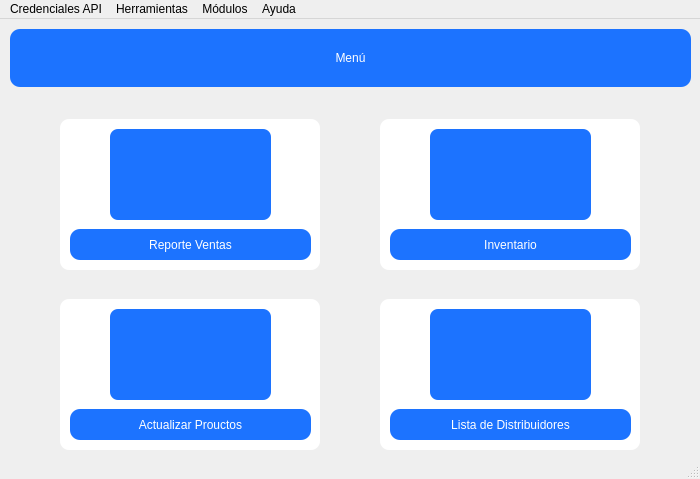
Old version of the form app/menu/ui/view_menu.ui in the repository SamSami25/PyWoo.
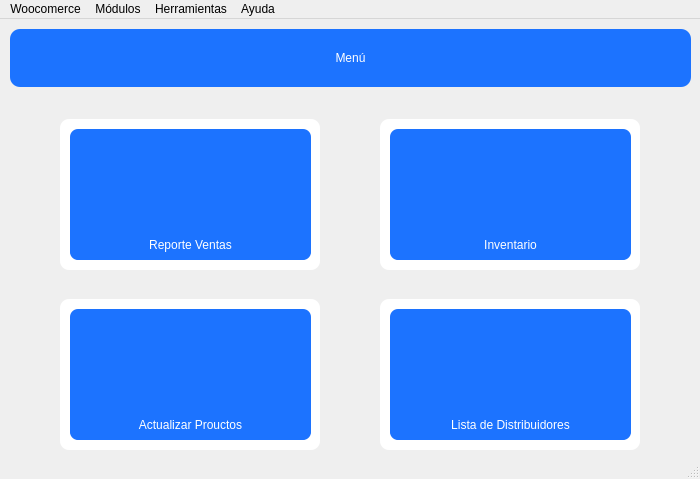
New version of the form.

```diff
--- a/app/menu/ui/view_menu.ui
+++ b/app/menu/ui/view_menu.ui
@@ -108,10 +108,10 @@
    <widget class="QPushButton" name="bt_reporteventas">
     <property name="geometry">
      <rect>
-      <x>110</x>
+      <x>70</x>
       <y>110</y>
-      <width>161</width>
-      <height>91</height>
+      <width>241</width>
+      <height>131</height>
      </rect>
     </property>
     <property name="styleSheet">
@@ -188,10 +188,10 @@
    <widget class="QPushButton" name="bt_actualizarproductos">
     <property name="geometry">
      <rect>
-      <x>110</x>
+      <x>70</x>
       <y>290</y>
-      <width>161</width>
-      <height>91</height>
+      <width>241</width>
+      <height>131</height>
      </rect>
     </property>
     <property name="styleSheet">
@@ -208,10 +208,10 @@
    <widget class="QPushButton" name="bt_inventario">
     <property name="geometry">
      <rect>
-      <x>430</x>
+      <x>390</x>
       <y>110</y>
-      <width>161</width>
-      <height>91</height>
+      <width>241</width>
+      <height>131</height>
      </rect>
     </property>
     <property name="styleSheet">
@@ -228,10 +228,10 @@
    <widget class="QPushButton" name="bt_listadistribuidores">
     <property name="geometry">
      <rect>
-      <x>430</x>
+      <x>390</x>
       <y>290</y>
-      <width>161</width>
-      <height>91</height>
+      <width>241</width>
+      <height>131</height>
      </rect>
     </property>
     <property name="styleSheet">
@@ -393,12 +393,12 @@
    </widget>
    <widget class="QMenu" name="menuCredenciales_API">
     <property name="title">
-     <string>Credenciales API</string>
+     <string>Woocomerce</string>
     </property>
    </widget>
    <addaction name="menuCredenciales_API"/>
-   <addaction name="menuHerramientas"/>
    <addaction name="menuM_dulos"/>
+   <addaction name="menuHerramientas"/>
    <addaction name="menuAyuda"/>
   </widget>
   <widget class="QStatusBar" name="statusbar"/>
```
Left out of the diff: 6 changed lines with no effect on the pictures.
